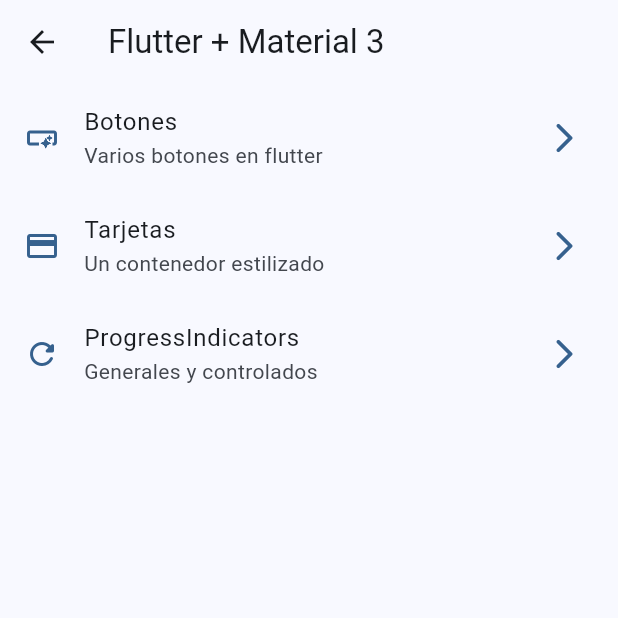
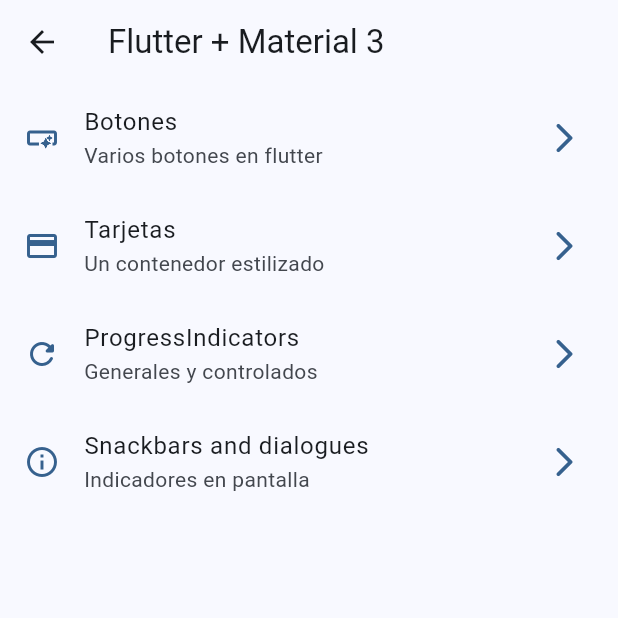
Before and after one commit to samuelrponce/Flutter-Dart, a Flutter app: the HomeScreen screen opened directly, on a phone screen of 412 x 824 dp, the top half of it. Run offline on Flutter 3.47's test engine with Material 2 defaults, Android fonts, the phone set to English and light mode, and no system bars; our stand-ins replace go_router; statements that could not run were skipped.

Commit message:
Snackbars and dialogues
Snackbars and dialogues

```diff
--- a/widgets_app/lib/config/menu/menu_items.dart
+++ b/widgets_app/lib/config/menu/menu_items.dart
@@ -32,4 +32,10 @@
     link: '/progress',
     icon: Icons.refresh_rounded,
   ),
+  MenuItem(
+    title: 'Snackbars and dialogues',
+    subTitle: 'Indicadores en pantalla',
+    link: '/snackbars',
+    icon: Icons.info_outline,
+  ),
 ];
--- a/widgets_app/lib/config/router/app_router.dart
+++ b/widgets_app/lib/config/router/app_router.dart
@@ -1,3 +1,4 @@
+import 'package:flutter/material.dart';
 import 'package:go_router/go_router.dart';
 import 'package:widgets_app/presentation/screens/screens.dart';
 
@@ -24,5 +25,10 @@
       name: ProgressScreen.name,
       builder: (context, state) => const ProgressScreen(),
     ),
+    GoRoute(
+      path: '/snackbars',
+      name: SnackbarScreen.name,
+      builder: (context, state) => const SnackbarScreen(),
+    ),
   ],
 );
--- a/widgets_app/lib/main.dart
+++ b/widgets_app/lib/main.dart
@@ -1,6 +1,7 @@
 import 'package:flutter/material.dart';
 import 'package:widgets_app/config/router/app_router.dart';
 import 'package:widgets_app/config/theme/app_theme.dart';
+
 void main() => runApp(const MyApp());
 
 class MyApp extends StatelessWidget {
@@ -9,6 +10,7 @@
   @override
   Widget build(BuildContext context) {
     return MaterialApp.router(
+      title: 'Flutter Widgets',
       routerConfig: appRouter,
       debugShowCheckedModeBanner: false,
       theme: AppTheme(selectedColor: 5).getTheme(),
```
Also changed, not shown: widgets_app/lib/presentation/screens/snackbar/snackbar_screen.dart (+59 -1 lines).
